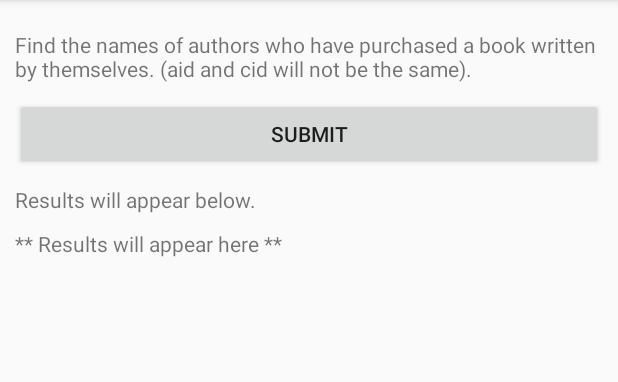
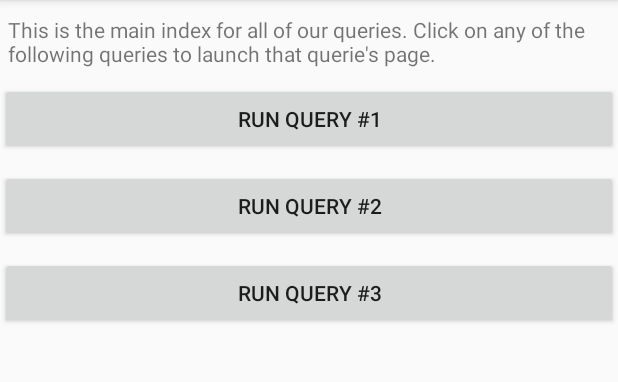
Before and after one commit to cp0153/DB2P3, an Android app: the screen it shows after launch (MainAuthorPurch before the commit, Index after it), on a phone screen of 412 x 824 dp, the part 84-466 px from its top. Run offline under Robolectric (Android 15) with nearby library versions, the phone set to English and light mode, and no system bars.

Commit message:
starting to link between queries. so far, index to query 1 is working. need to add support for back button.

```diff
--- a/DB2P3/app/src/main/AndroidManifest.xml
+++ b/DB2P3/app/src/main/AndroidManifest.xml
@@ -15,7 +15,7 @@
         android:roundIcon="@mipmap/ic_launcher_round"
         android:supportsRtl="true"
         android:theme="@style/AppTheme">
-        <activity android:name=".MainAuthorPurch">
+        <activity android:name=".Index">
             <intent-filter>
                 <action android:name="android.intent.action.MAIN" />
 
@@ -23,7 +23,7 @@
             </intent-filter>
         </activity>
 
-        <activity android:name=".SuccessActivity" >
+        <activity android:name=".AuthorPurch" >
         </activity>
     </application>
 
--- /dev/null
+++ b/DB2P3/app/src/main/java/downing/pearce/db2p3/Index.java
@@ -0,0 +1,45 @@
+package downing.pearce.db2p3;
+
+import android.content.Intent;
+import android.os.Bundle;
+import android.support.v7.app.AppCompatActivity;
+import android.view.View;
+
+/**
+ * Created by asus on 4/13/17.
+ */
+
+public class Index extends AppCompatActivity {
+
+    // This should be the main activity that links between the other queries.
+
+    @Override
+    protected void onCreate(Bundle savedInstanceState) {
+        super.onCreate(savedInstanceState);
+        setContentView(R.layout.index);
+    }
+
+    // Runs when query 1 is selected
+    public void query_1(View arg0) {
+
+        // Launch query 1
+        Intent intent = new Intent(Index.this, AuthorPurch.class);
+        startActivity(intent);
+        Index.this.finish();
+    }
+
+    // Runs when query 2 is selected
+    public void query_2() {
+
+        // For now, display a toast.
+
+    }
+
+    // Runs when query 3 is selected
+    public void query3() {
+
+        // For now, display a toast.
+
+    }
+
+}
--- a/DB2P3/app/src/main/res/layout/author_purch.xml
+++ b/DB2P3/app/src/main/res/layout/author_purch.xml
@@ -6,7 +6,7 @@
     android:paddingRight="10dp"
     android:paddingTop="10dp"
     android:paddingBottom="10dp"
-    tools:context=".MainAuthorPurch">
+    tools:context=".AuthorPurch">
 
     <TextView
         android:layout_width="match_parent"
@@ -19,7 +19,7 @@
     <Button
         android:layout_width="match_parent"
         android:layout_height="wrap_content"
-        android:text="Submit"
+        android:text="Run Query"
         android:id="@+id/button"
         android:layout_below="@+id/query_info"
         android:layout_marginTop="10dp"
--- /dev/null
+++ b/DB2P3/app/src/main/res/layout/index.xml
@@ -0,0 +1,46 @@
+<?xml version="1.0" encoding="utf-8"?>
+<LinearLayout xmlns:android="http://schemas.android.com/apk/res/android"
+    android:orientation="vertical" android:layout_width="match_parent"
+    android:layout_height="match_parent">
+
+    <TextView
+        android:layout_width="match_parent"
+        android:layout_height="wrap_content"
+        android:text="This is the main index for all of our queries. Click on any of the following queries to launch that querie's page."
+        android:ems="16"
+        android:id="@+id/index_info"
+        android:layout_marginTop="10dp"
+        android:layout_marginRight="5dp"
+        android:layout_marginLeft="5dp" />
+
+    <!-- Query 1 -->
+    <Button
+        android:layout_width="match_parent"
+        android:layout_height="wrap_content"
+        android:text="Run Query #1"
+        android:id="@+id/button_query1"
+        android:layout_below="@+id/index_info"
+        android:layout_marginTop="10dp"
+        android:onClick="query_1" />
+
+    <!-- Query 2 -->
+    <Button
+        android:layout_width="match_parent"
+        android:layout_height="wrap_content"
+        android:text="Run Query #2"
+        android:id="@+id/button_query2"
+        android:layout_below="@+id/button_query1"
+        android:layout_marginTop="10dp"
+        android:onClick="query_2" />
+
+    <!-- Query 3 -->
+    <Button
+        android:layout_width="match_parent"
+        android:layout_height="wrap_content"
+        android:text="Run Query #3"
+        android:id="@+id/button_query3"
+        android:layout_below="@+id/button_query2"
+        android:layout_marginTop="10dp"
+        android:onClick="query_3" />
+
+</LinearLayout>
--- a/DB2P3/app/src/main/res/values/strings.xml
+++ b/DB2P3/app/src/main/res/values/strings.xml
@@ -1,5 +1,7 @@
 <resources>
     <string name="app_name">DB2P3</string>
+
+    <!-- Strings for queries -->
 
 
 
```
Also changed, not shown: DB2P3/app/src/main/java/downing/pearce/db2p3/AuthorPurch.java (renamed from DB2P3/app/src/main/java/downing/pearce/db2p3/MainAuthorPurch.java, +6 -26 lines).
